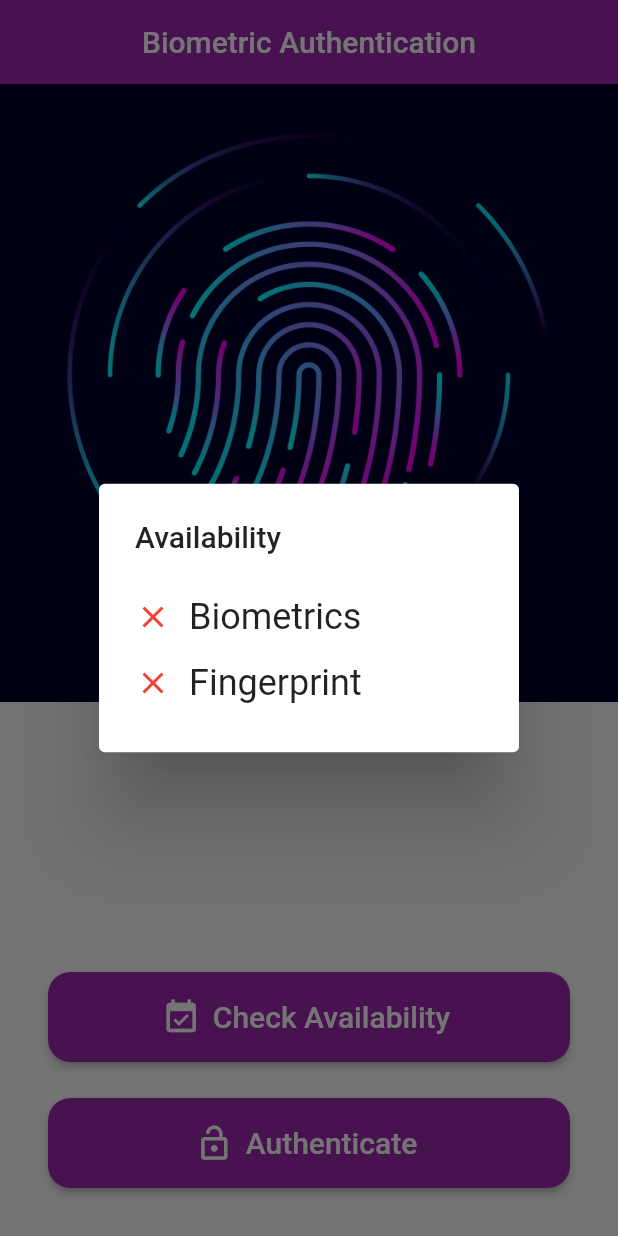
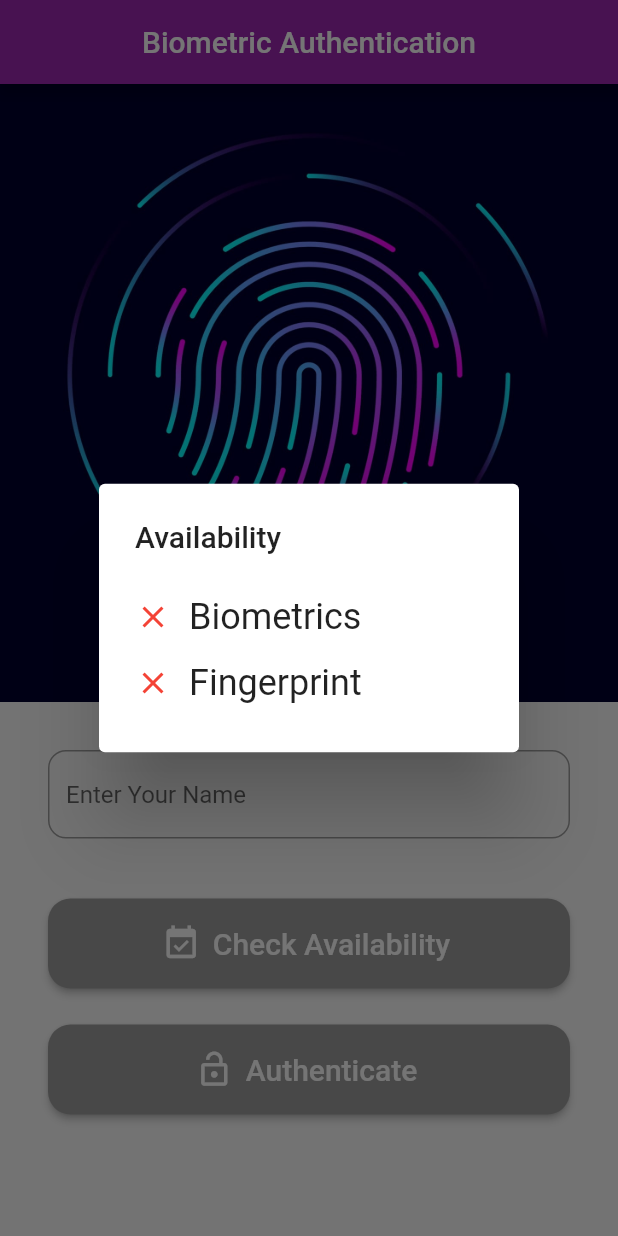
Before and after one commit to Syed-Faizan-Javaid/Flutter-Biometric-Authentication, a Flutter app: the screen it shows after launch, after a tap on "Check Availability", on a phone screen of 412 x 824 dp. Run offline on Flutter 3.47's test engine with Material 2 defaults, Android fonts, the phone set to English and light mode, and no system bars; our stand-ins replace get, local_auth.

Commit message:
Added UserName Field and Counter through getx

```diff
--- a/lib/controller/increment_controller.dart
+++ b/lib/controller/increment_controller.dart
@@ -1,6 +1,16 @@
+import 'package:flutter/cupertino.dart';
 import 'package:get/get.dart';
 
 class Controller extends GetxController {
+  final textController = TextEditingController();
+
   var count = 0.obs;
+  RxString name = "".obs;
+
   increment() => count++;
+  textChange() {
+    textController.addListener(() {
+      name.value = textController.text;
+    });
+  }
 }
--- a/lib/main.dart
+++ b/lib/main.dart
@@ -1,6 +1,7 @@
 import 'package:flutter/material.dart';
 import 'package:flutter/services.dart';
 import 'package:get/get_navigation/src/root/get_material_app.dart';
+import 'package:newfingerprint/routes/routing_services.dart';
 import 'package:newfingerprint/view/fingerprint_page.dart';
 
 Future main() async {
@@ -17,6 +18,7 @@ class MyApp extends StatelessWidget {
   static const String title = 'Biometric Authentication';
   @override
   Widget build(BuildContext context) => GetMaterialApp(
+        getPages: Routes.routes,
         debugShowCheckedModeBanner: false,
         title: title,
         theme: ThemeData(primarySwatch: Colors.purple),
--- /dev/null
+++ b/lib/routes/routing_services.dart
@@ -0,0 +1,10 @@
+import 'package:get/get_navigation/src/routes/get_route.dart';
+import 'package:newfingerprint/view/fingerprint_page.dart';
+import 'package:newfingerprint/view/home_page.dart';
+
+class Routes {
+  static final routes = [
+    GetPage(name: '/HomePage', page: () => HomePage()),
+    GetPage(name: '/FingerprintPage', page: () => FingerprintPage())
+  ];
+}
--- a/lib/view/fingerprint_page.dart
+++ b/lib/view/fingerprint_page.dart
@@ -1,19 +1,24 @@
+import 'package:flutter/foundation.dart';
 import 'package:flutter/material.dart';
 import 'package:get/get.dart';
 import 'package:local_auth/local_auth.dart';
 
 import '../api/local_auth_api.dart';
+import '../controller/increment_controller.dart';
 import '../main.dart';
-import 'home_page.dart';
 
 class FingerprintPage extends StatelessWidget {
+  TextEditingController nameController = TextEditingController();
+  final Controller c = Get.put(Controller());
+
   @override
   Widget build(BuildContext context) => Scaffold(
         appBar: AppBar(
           title: const Text(MyApp.title),
           centerTitle: true,
         ),
-        body: Stack(
+        body: SingleChildScrollView(
+          child: Column(
             children: [
               Container(
                 height: MediaQuery.of(context).size.height / 2,
@@ -24,19 +29,36 @@ class FingerprintPage extends StatelessWidget {
                 ),
               ),
               Padding(
-              padding: EdgeInsets.all(32),
+                padding: const EdgeInsets.all(32),
                 child: Center(
                   child: Column(
                     mainAxisAlignment: MainAxisAlignment.end,
                     children: [
+                      TextFormField(
+                        controller: c.textController,
+                        decoration: InputDecoration(
+                            hintText: "Enter Your Name",
+                            enabledBorder: OutlineInputBorder(
+                              borderSide: const BorderSide(color: Colors.grey),
+                              borderRadius: BorderRadius.circular(12.0),
+                            )),
+                        onChanged: (val) {
+                          c.textChange();
+                          if (kDebugMode) {
+                            print(c.textController.text + "value");
+                          }
+                        },
+                      ),
+                      const SizedBox(height: 40),
                       buildAvailability(context),
-                    SizedBox(height: 24),
+                      const SizedBox(height: 24),
                       buildAuthenticate(context),
                     ],
                   ),
                 ),
               ),
             ],
+          ),
         ),
       );
 
@@ -52,7 +74,7 @@ class FingerprintPage extends StatelessWidget {
           showDialog(
             context: context,
             builder: (context) => AlertDialog(
-              title: Text('Availability'),
+              title: const Text('Availability'),
               content: Column(
                 crossAxisAlignment: CrossAxisAlignment.start,
                 mainAxisSize: MainAxisSize.min,
@@ -67,14 +89,14 @@ class FingerprintPage extends StatelessWidget {
       );
 
   Widget buildText(String text, bool checked) => Container(
-        margin: EdgeInsets.symmetric(vertical: 8),
+        margin: const EdgeInsets.symmetric(vertical: 8),
         child: Row(
           children: [
             checked
-                ? Icon(Icons.check, color: Colors.green, size: 24)
-                : Icon(Icons.close, color: Colors.red, size: 24),
+                ? const Icon(Icons.check, color: Colors.green, size: 24)
+                : const Icon(Icons.close, color: Colors.red, size: 24),
             const SizedBox(width: 12),
-            Text(text, style: TextStyle(fontSize: 24)),
+            Text(text, style: const TextStyle(fontSize: 24)),
           ],
         ),
       );
@@ -82,13 +104,18 @@ class FingerprintPage extends StatelessWidget {
   Widget buildAuthenticate(BuildContext context) => buildButton(
       text: 'Authenticate',
       icon: Icons.lock_open,
-        onClicked: () async {
+      onClicked: c.textController.text.isNotEmpty
+          ? () async {
               final authenticated = await LocalAuthApi.authenticate();
               if (authenticated) {
-            Get.to(() => HomePage());
+                Get.toNamed(
+                  "/HomePage",
+                );
               }
-        },
-      );
+            }
+          : () {
+              print("hello");
+            });
 
   Widget buildButton({
     required String text,
@@ -97,13 +124,15 @@ class FingerprintPage extends StatelessWidget {
   }) =>
       ElevatedButton.icon(
         style: ElevatedButton.styleFrom(
-            minimumSize: Size.fromHeight(60),
+            primary:
+                c.textController.text.isNotEmpty ? Colors.purple : Colors.grey,
+            minimumSize: const Size.fromHeight(60),
             shape: RoundedRectangleBorder(
                 borderRadius: BorderRadius.circular(15.0))),
         icon: Icon(icon, size: 26),
         label: Text(
           text,
-          style: TextStyle(fontSize: 20),
+          style: const TextStyle(fontSize: 20),
         ),
         onPressed: onClicked,
       );
```
Also changed, not shown: lib/view/home_page.dart (+10 -2 lines). Lines whose indentation alone changed are shown as unchanged.
